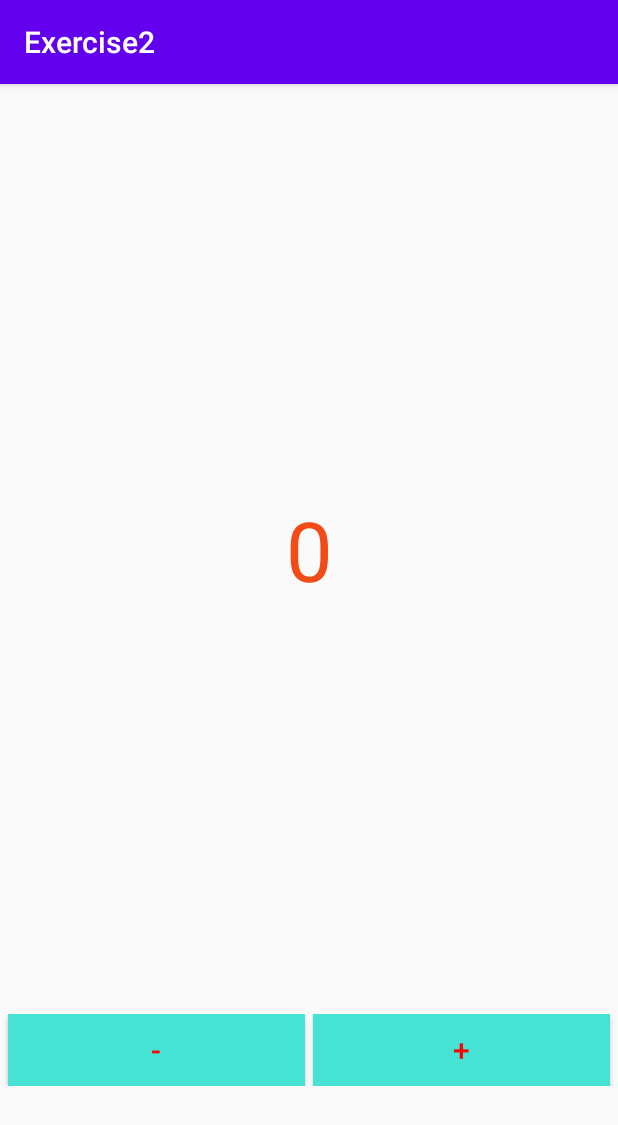
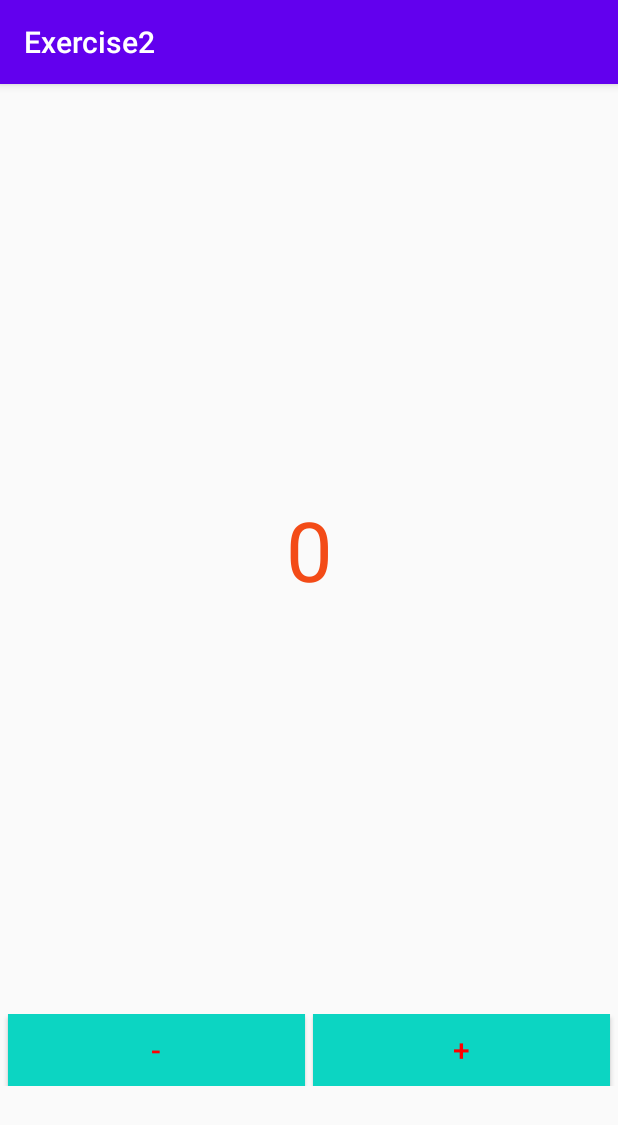
Before and after one commit to tienclever/Exercise3_thread_handler_runnable, an Android app: the screen it shows after launch (MainActivity), on a phone screen of 412 x 824 dp. Shown: the top 1125 px of the screen. Run offline under Robolectric (Android 15) with nearby library versions, the phone set to English and light mode, and no system bars.

Commit message:
sửa màu button

```diff
--- /dev/null
+++ b/app/src/main/res/drawable/color.xml
@@ -0,0 +1,15 @@
+<?xml version="1.0" encoding="utf-8"?>
+<selector xmlns:android="http://schemas.android.com/apk/res/android">
+
+    <item android:state_pressed="true">
+        <shape>
+            <solid android:color="#27752A"/>
+        </shape>
+    </item>
+
+    <item>
+        <shape>
+            <solid android:color="#0CD5C2"/>
+        </shape>
+    </item>
+</selector>
--- a/app/src/main/res/layout/activity_main.xml
+++ b/app/src/main/res/layout/activity_main.xml
@@ -43,7 +43,7 @@
                 android:layout_height="wrap_content"
                 android:layout_marginLeft="5dp"
                 android:layout_weight="5"
-                android:background="#46E3D4"
+                android:background="@drawable/color"
                 android:text="-"
                 android:textColor="#ff00"
                 android:textSize="20sp"
@@ -59,7 +59,7 @@
                 android:layout_marginLeft="5dp"
                 android:layout_marginRight="5dp"
                 android:layout_weight="5"
-                android:background="#46E3D4"
+                android:background="@drawable/color"
                 android:text="+"
                 android:textColor="#ff00"
                 android:textSize="20sp"
```
